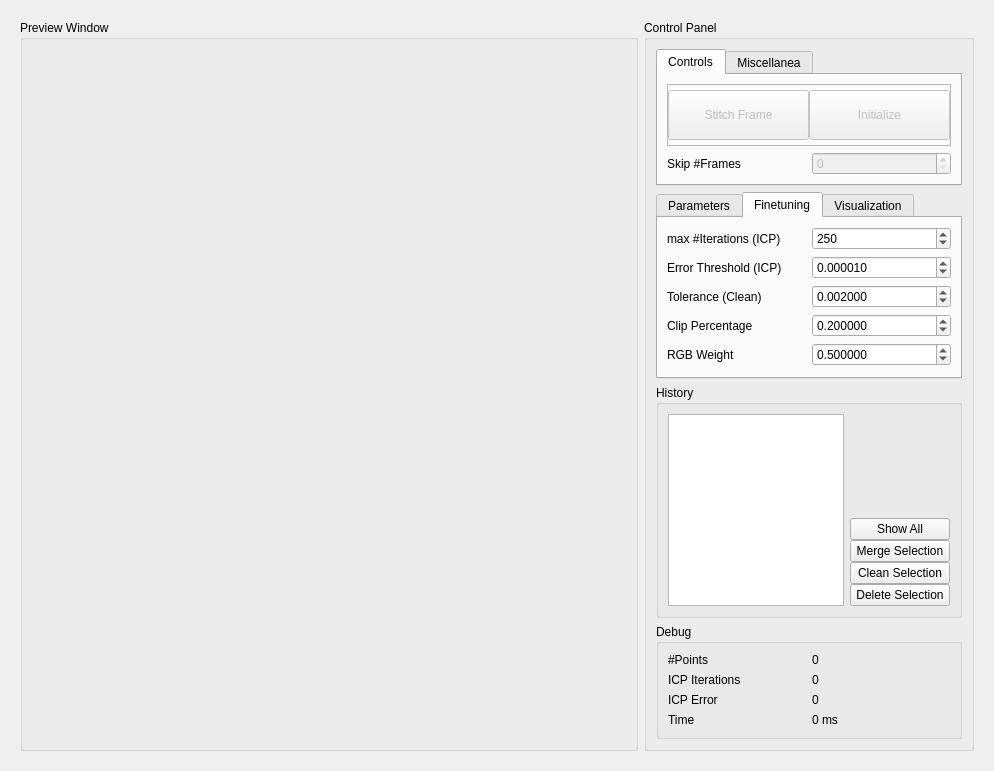
Old version of the form master/seminar/StitchingWidget.ui in the repository anygo/uniprojectsdn.
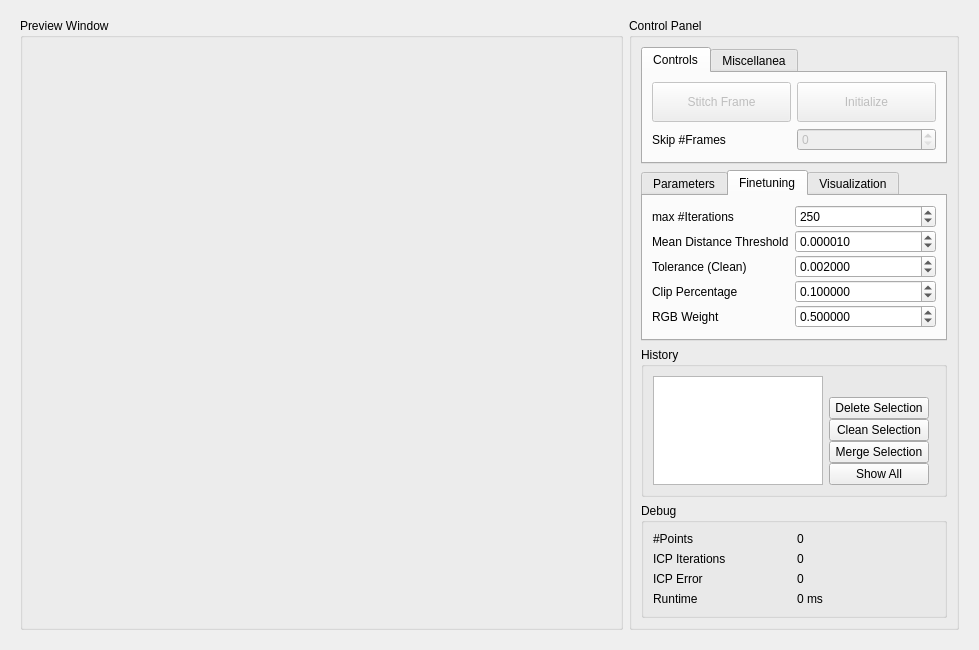
New version of the form. The open tabs and pages were chosen to show the change. Custom widgets are drawn as their Qt base class.

Commit message: got rid of some useless member variables (m_PreviousFrame, m_PreviousTransformationMatrix) and optimized the code

Diff of the .ui file:
```diff
--- a/master/seminar/StitchingWidget.ui
+++ b/master/seminar/StitchingWidget.ui
@@ -6,8 +6,8 @@
    <rect>
     <x>0</x>
     <y>0</y>
-    <width>994</width>
-    <height>771</height>
+    <width>979</width>
+    <height>650</height>
    </rect>
   </property>
   <property name="windowTitle">
@@ -17,6 +17,9 @@
    <locale language="English" country="UnitedStates"/>
   </property>
   <layout class="QGridLayout">
+   <property name="topMargin">
+    <number>9</number>
+   </property>
    <item row="0" column="0">
     <widget class="QFrame" name="frame">
      <property name="frameShape">
@@ -82,25 +85,7 @@
              <string>Controls</string>
             </attribute>
             <layout class="QGridLayout" name="gridLayout_5">
-             <item row="0" column="0" colspan="2">
-              <widget class="QFrame" name="frame_3">
-               <property name="enabled">
-                <bool>true</bool>
-               </property>
-               <property name="frameShape">
-                <enum>QFrame::StyledPanel</enum>
-               </property>
-               <property name="frameShadow">
-                <enum>QFrame::Raised</enum>
-               </property>
-               <layout class="QHBoxLayout" name="horizontalLayout">
-                <property name="spacing">
-                 <number>0</number>
-                </property>
-                <property name="margin">
-                 <number>0</number>
-                </property>
-                <item>
+             <item row="0" column="0">
                  <widget class="QPushButton" name="m_PushButtonLoadCleanStitch">
                   <property name="enabled">
                    <bool>false</bool>
@@ -108,7 +93,7 @@
                   <property name="minimumSize">
                    <size>
                     <width>0</width>
-                    <height>50</height>
+                 <height>40</height>
                    </size>
                   </property>
                   <property name="text">
@@ -119,19 +104,7 @@
                   </property>
                  </widget>
                 </item>
-                <item>
-                 <widget class="QFrame" name="frame_2">
-                  <property name="frameShape">
-                   <enum>QFrame::NoFrame</enum>
-                  </property>
-                  <property name="frameShadow">
-                   <enum>QFrame::Plain</enum>
-                  </property>
-                  <layout class="QVBoxLayout" name="verticalLayout_3">
-                   <property name="margin">
-                    <number>0</number>
-                   </property>
-                   <item>
+             <item row="0" column="1">
                     <widget class="QPushButton" name="m_PushButtonInitialize">
                      <property name="enabled">
                       <bool>false</bool>
@@ -139,7 +112,7 @@
                      <property name="minimumSize">
                       <size>
                        <width>0</width>
-                       <height>50</height>
+                 <height>40</height>
                       </size>
                      </property>
                      <property name="text">
@@ -150,10 +123,11 @@
                      </property>
                     </widget>
                    </item>
-                  </layout>
-                 </widget>
-                </item>
-               </layout>
+             <item row="1" column="0">
+              <widget class="QLabel" name="label_13">
+               <property name="text">
+                <string>Skip #Frames</string>
+               </property>
               </widget>
              </item>
              <item row="1" column="1">
@@ -178,13 +152,6 @@
                </property>
               </widget>
              </item>
-             <item row="1" column="0">
-              <widget class="QLabel" name="label_13">
-               <property name="text">
-                <string>Skip #Frames</string>
-               </property>
-              </widget>
-             </item>
             </layout>
            </widget>
            <widget class="QWidget" name="tab_6">
@@ -212,19 +179,6 @@
                </property>
               </widget>
              </item>
-             <item>
-              <spacer name="verticalSpacer_3">
-               <property name="orientation">
-                <enum>Qt::Vertical</enum>
-               </property>
-               <property name="sizeHint" stdset="0">
-                <size>
-                 <width>20</width>
-                 <height>40</height>
-                </size>
-               </property>
-              </spacer>
-             </item>
             </layout>
            </widget>
           </widget>
@@ -246,20 +200,17 @@
             </attribute>
             <layout class="QVBoxLayout" name="verticalLayout_5">
              <item>
-              <widget class="QFrame" name="frame_6">
-               <property name="frameShape">
-                <enum>QFrame::NoFrame</enum>
-               </property>
-               <property name="frameShadow">
-                <enum>QFrame::Plain</enum>
-               </property>
-               <layout class="QGridLayout" name="gridLayout">
-                <property name="margin">
-                 <number>0</number>
-                </property>
+              <layout class="QGridLayout" name="gridLayout_6">
                 <property name="spacing">
-                 <number>0</number>
-                </property>
+                <number>2</number>
+               </property>
+               <item row="0" column="0">
+                <widget class="QLabel" name="label_2">
+                 <property name="text">
+                  <string>#Landmarks</string>
+                 </property>
+                </widget>
+               </item>
                 <item row="0" column="1">
                  <widget class="QSpinBox" name="m_SpinBoxLandmarks">
                   <property name="minimum">
@@ -272,7 +223,7 @@
                    <number>500</number>
                   </property>
                   <property name="value">
-                   <number>2048</number>
+                  <number>2000</number>
                   </property>
                  </widget>
                 </item>
@@ -340,15 +291,7 @@
                   </item>
                  </widget>
                 </item>
-                <item row="0" column="0">
-                 <widget class="QLabel" name="label_2">
-                  <property name="text">
-                   <string>#Landmarks</string>
-                  </property>
-                 </widget>
-                </item>
-               </layout>
-              </widget>
+              </layout>
              </item>
              <item>
               <widget class="QCheckBox" name="m_CheckBoxUseRGBData">
@@ -376,11 +319,16 @@
             <attribute name="title">
              <string>Finetuning</string>
             </attribute>
-            <layout class="QGridLayout" name="gridLayout_7">
+            <layout class="QHBoxLayout" name="horizontalLayout_2">
+             <item>
+              <layout class="QGridLayout" name="gridLayout">
+               <property name="spacing">
+                <number>2</number>
+               </property>
              <item row="0" column="0">
               <widget class="QLabel" name="label_3">
                <property name="text">
-                <string>max #Iterations (ICP)</string>
+                  <string>max #Iterations</string>
                </property>
               </widget>
              </item>
@@ -403,7 +351,7 @@
              <item row="1" column="0">
               <widget class="QLabel" name="label_6">
                <property name="text">
-                <string>Error Threshold (ICP)</string>
+                  <string>Mean Distance Threshold</string>
                </property>
               </widget>
              </item>
@@ -435,14 +383,43 @@
                </property>
               </widget>
              </item>
-             <item row="4" column="0">
+               <item row="2" column="0">
+                <widget class="QLabel" name="label">
+                 <property name="toolTip">
+                  <string>Set to 0 if you do not want to clean the Pointcloud at all</string>
+                 </property>
+                 <property name="text">
+                  <string>Tolerance (Clean)</string>
+                 </property>
+                </widget>
+               </item>
+               <item row="2" column="1">
+                <widget class="QDoubleSpinBox" name="m_DoubleSpinBoxCleanTolerance">
+                 <property name="decimals">
+                  <number>6</number>
+                 </property>
+                 <property name="minimum">
+                  <double>0.000000000000000</double>
+                 </property>
+                 <property name="maximum">
+                  <double>99999.000000000000000</double>
+                 </property>
+                 <property name="singleStep">
+                  <double>0.001000000000000</double>
+                 </property>
+                 <property name="value">
+                  <double>0.002000000000000</double>
+                 </property>
+                </widget>
+               </item>
+               <item row="3" column="0">
               <widget class="QLabel" name="label_7">
                <property name="text">
                 <string>Clip Percentage</string>
                </property>
               </widget>
              </item>
-             <item row="4" column="1">
+               <item row="3" column="1">
               <widget class="QDoubleSpinBox" name="m_DoubleSpinBoxClipPercentage">
                <property name="decimals">
                 <number>6</number>
@@ -451,24 +428,24 @@
                 <double>0.000000000000000</double>
                </property>
                <property name="maximum">
-                <double>0.499990000000000</double>
+                  <double>0.499999000000000</double>
                </property>
                <property name="singleStep">
                 <double>0.010000000000000</double>
                </property>
                <property name="value">
-                <double>0.200000000000000</double>
+                  <double>0.100000000000000</double>
                </property>
               </widget>
              </item>
-             <item row="5" column="0">
+               <item row="4" column="0">
               <widget class="QLabel" name="label_11">
                <property name="text">
                 <string>RGB Weight</string>
                </property>
               </widget>
              </item>
-             <item row="5" column="1">
+               <item row="4" column="1">
               <widget class="QDoubleSpinBox" name="m_DoubleSpinBoxRGBWeight">
                <property name="decimals">
                 <number>6</number>
@@ -487,34 +464,7 @@
                </property>
               </widget>
              </item>
-             <item row="2" column="0">
-              <widget class="QLabel" name="label">
-               <property name="toolTip">
-                <string>Set to 0 if you do not want to clean the Pointcloud at all</string>
-               </property>
-               <property name="text">
-                <string>Tolerance (Clean)</string>
-               </property>
-              </widget>
-             </item>
-             <item row="2" column="1">
-              <widget class="QDoubleSpinBox" name="m_DoubleSpinBoxCleanTolerance">
-               <property name="decimals">
-                <number>6</number>
-               </property>
-               <property name="minimum">
-                <double>0.000000000000000</double>
-               </property>
-               <property name="maximum">
-                <double>99999.000000000000000</double>
-               </property>
-               <property name="singleStep">
-                <double>0.001000000000000</double>
-               </property>
-               <property name="value">
-                <double>0.002000000000000</double>
-               </property>
-              </widget>
+              </layout>
              </item>
             </layout>
            </widget>
@@ -523,6 +473,19 @@
              <string>Visualization</string>
             </attribute>
             <layout class="QGridLayout" name="gridLayout_3">
+             <item row="2" column="1">
+              <spacer name="verticalSpacer_2">
+               <property name="orientation">
+                <enum>Qt::Vertical</enum>
+               </property>
+               <property name="sizeHint" stdset="0">
+                <size>
+                 <width>20</width>
+                 <height>40</height>
+                </size>
+               </property>
+              </spacer>
+             </item>
              <item row="0" column="1">
               <widget class="QSlider" name="m_HorizontalSliderPointSize">
                <property name="minimum">
@@ -542,47 +505,10 @@
                </property>
               </widget>
              </item>
-             <item row="0" column="0">
-              <widget class="QLabel" name="label_10">
-               <property name="text">
-                <string>Point Size</string>
-               </property>
-              </widget>
-             </item>
-             <item row="2" column="1">
-              <spacer name="verticalSpacer_2">
-               <property name="orientation">
-                <enum>Qt::Vertical</enum>
-               </property>
-               <property name="sizeHint" stdset="0">
-                <size>
-                 <width>20</width>
-                 <height>40</height>
-                </size>
-               </property>
-              </spacer>
-             </item>
-             <item row="1" column="0">
-              <widget class="QLabel" name="label_12">
-               <property name="text">
-                <string>Background Color</string>
-               </property>
-              </widget>
-             </item>
              <item row="1" column="1">
-              <widget class="QFrame" name="frame_5">
-               <property name="frameShape">
-                <enum>QFrame::NoFrame</enum>
-               </property>
-               <property name="frameShadow">
-                <enum>QFrame::Plain</enum>
-               </property>
-               <layout class="QHBoxLayout" name="horizontalLayout_2">
+              <layout class="QHBoxLayout" name="horizontalLayout">
                 <property name="spacing">
-                 <number>0</number>
-                </property>
-                <property name="margin">
-                 <number>0</number>
+                <number>2</number>
                 </property>
                 <item>
                  <widget class="QToolButton" name="m_ToolButtonChooseBackgroundColor1">
@@ -647,6 +573,19 @@
                  </widget>
                 </item>
                </layout>
+             </item>
+             <item row="0" column="0">
+              <widget class="QLabel" name="label_10">
+               <property name="text">
+                <string>Point Size</string>
+               </property>
+              </widget>
+             </item>
+             <item row="1" column="0">
+              <widget class="QLabel" name="label_12">
+               <property name="text">
+                <string>Background Color</string>
+               </property>
               </widget>
              </item>
             </layout>
@@ -662,7 +601,7 @@
             <item row="0" column="0">
              <widget class="QListWidget" name="m_ListWidgetHistory">
               <property name="dragEnabled">
-               <bool>true</bool>
+               <bool>false</bool>
               </property>
               <property name="dragDropOverwriteMode">
                <bool>false</bool>
@@ -681,7 +620,7 @@
               </property>
              </widget>
             </item>
-            <item row="0" column="1">
+            <item row="0" column="2">
              <widget class="QFrame" name="frame_4">
               <property name="sizePolicy">
                <sizepolicy hsizetype="Preferred" vsizetype="Preferred">
@@ -702,6 +641,14 @@
                <property name="margin">
                 <number>0</number>
                </property>
+              </layout>
+             </widget>
+            </item>
+            <item row="0" column="1">
+             <layout class="QVBoxLayout" name="verticalLayout_6">
+              <property name="spacing">
+               <number>0</number>
+              </property>
                <item>
                 <spacer name="verticalSpacer">
                  <property name="orientation">
@@ -715,6 +662,27 @@
                  </property>
                 </spacer>
                </item>
+              <item>
+               <widget class="QPushButton" name="m_PushButtonHistoryDelete">
+                <property name="text">
+                 <string>Delete Selection</string>
+                </property>
+               </widget>
+              </item>
+              <item>
+               <widget class="QPushButton" name="m_PushButtonHistoryClean">
+                <property name="text">
+                 <string>Clean Selection</string>
+                </property>
+               </widget>
+              </item>
+              <item>
+               <widget class="QPushButton" name="m_PushButtonHistoryMerge">
+                <property name="text">
+                 <string>Merge Selection</string>
+                </property>
+               </widget>
+              </item>
                <item>
                 <widget class="QPushButton" name="m_PushButtonHistoryShowAll">
                  <property name="minimumSize">
@@ -728,29 +696,7 @@
                  </property>
                 </widget>
                </item>
-               <item>
-                <widget class="QPushButton" name="m_PushButtonHistoryMerge">
-                 <property name="text">
-                  <string>Merge Selection</string>
-                 </property>
-                </widget>
-               </item>
-               <item>
-                <widget class="QPushButton" name="m_PushButtonHistoryClean">
-                 <property name="text">
-                  <string>Clean Selection</string>
-                 </property>
-                </widget>
-               </item>
-               <item>
-                <widget class="QPushButton" name="m_PushButtonHistoryDelete">
-                 <property name="text">
-                  <string>Delete Selection</string>
-                 </property>
-                </widget>
-               </item>
-              </layout>
-             </widget>
+             </layout>
             </item>
            </layout>
           </widget>
@@ -815,7 +761,7 @@
             <item row="3" column="0">
              <widget class="QLabel" name="label_15">
               <property name="text">
-               <string>Time</string>
+               <string>Runtime</string>
               </property>
              </widget>
             </item>
```
Left out of the diff: 1 changed line with no effect on the pictures. Lines whose indentation alone changed are shown as unchanged. The commit also changes 6 other files.
